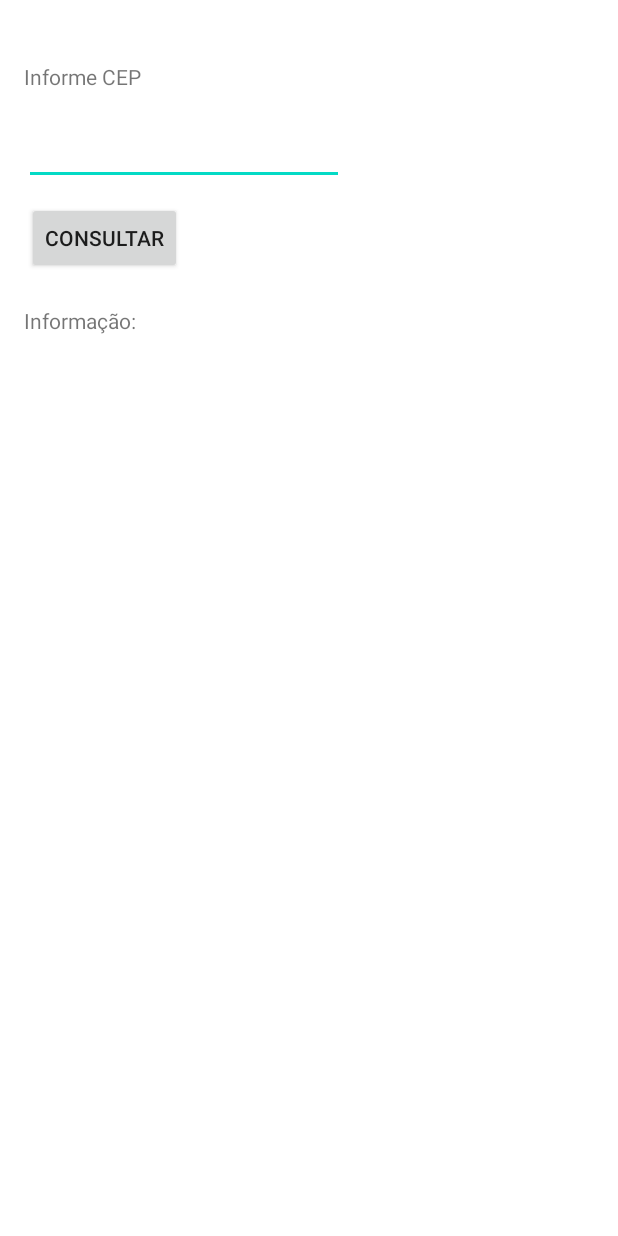
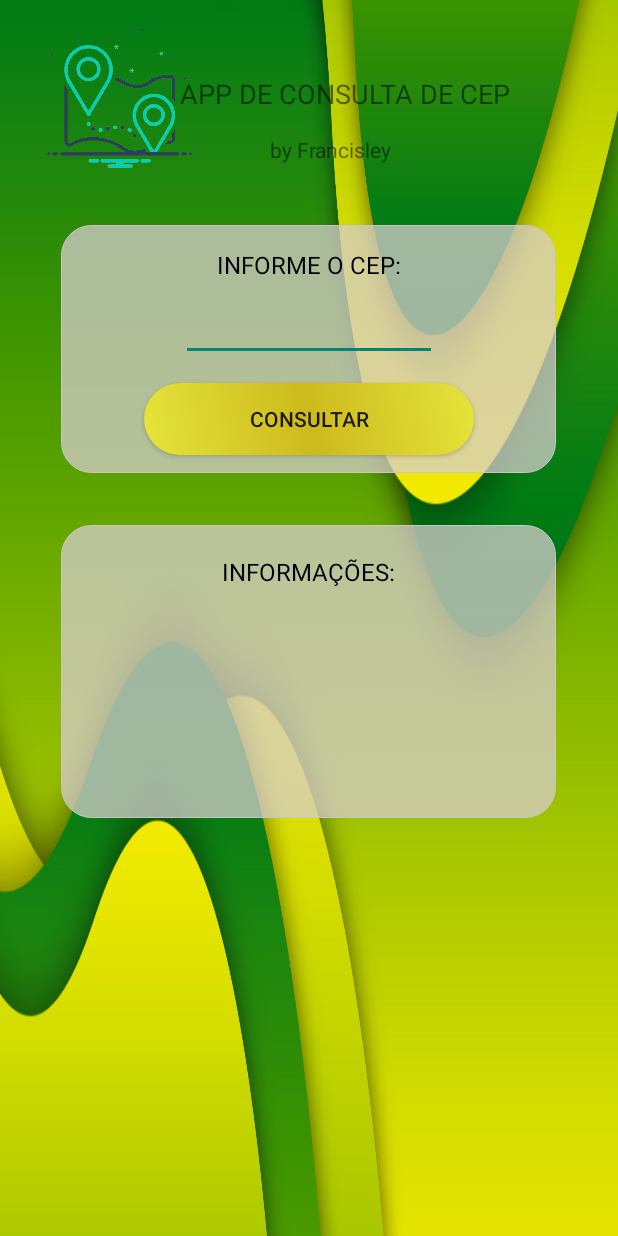
Before and after one commit to francisfs/AndroidStudioProjects_SRV, an Android app: the screen it shows after launch (MainActivity), on a phone screen of 412 x 824 dp. Run offline under Robolectric (Android 15) with nearby library versions, the phone set to English and light mode, and no system bars.

Commit message:
APLICATIVO CEP CONCLUIDO

```diff
--- a/ConsultaCep/app/src/main/java/com/example/consultacep/CEP.java
+++ b/ConsultaCep/app/src/main/java/com/example/consultacep/CEP.java
@@ -5,6 +5,7 @@ public class CEP {
     private String bairro;
     private String localidade;
     private String uf;
+    private String cep;
 
     public String getLogradouro() {
         return logradouro;
@@ -38,13 +39,22 @@ public class CEP {
         this.uf = uf;
     }
 
+    public String getCep() {
+        return cep;
+    }
+
+    public void setCep(String cep) {
+        this.cep = cep;
+    }
+
     @Override
     public String toString(){
         return
         "Logradouro: " + getLogradouro()
         + "\nBairro: " + getBairro()
         + "\nCidade: " + getLocalidade()
-        + "\nEstado: " + getUf();
+        + "\nEstado: " + getUf()
+        + "\nCEP: " + getCep();
 
     }
 
--- a/ConsultaCep/app/src/main/java/com/example/consultacep/ConsumirJSON.java
+++ b/ConsultaCep/app/src/main/java/com/example/consultacep/ConsumirJSON.java
@@ -31,7 +31,7 @@ public class ConsumirJSON extends AsyncTask<Void, Void, CEP> {
             connection.connect();
             Scanner scanner = new Scanner(url.openStream());
             while (scanner.hasNext()) {
-                resposta.append(scanner.next());
+                resposta.append(scanner.nextLine());
             }
         } catch (MalformedURLException e) {
             e.printStackTrace();
--- a/ConsultaCep/app/src/main/java/com/example/consultacep/MainActivity.java
+++ b/ConsultaCep/app/src/main/java/com/example/consultacep/MainActivity.java
@@ -2,8 +2,10 @@ package com.example.consultacep;
 
 
 import android.app.Activity;
+import android.content.Context;
 import android.os.Bundle;
 import android.view.View;
+import android.view.inputmethod.InputMethodManager;
 import android.widget.Button;
 import android.widget.EditText;
 import android.widget.TextView;
@@ -18,6 +20,8 @@ public class MainActivity extends Activity {
         final EditText cep = findViewById(R.id.edtCEP);
         final TextView resultado = findViewById(R.id.txtResultado);
 
+
+
         btnConsultarProg.setOnClickListener(new View.OnClickListener() {
 
             @Override
@@ -27,12 +31,22 @@ public class MainActivity extends Activity {
                     ConsumirJSON cj = new ConsumirJSON(cep.getText().toString());
                     retorno = cj.execute().get();
                     resultado.setText(retorno.toString());
+                    fecharteclado();
+
                 } catch (InterruptedException e) {
                     e.printStackTrace();
                 } catch (ExecutionException e) {
                     e.printStackTrace();
                 }
+
             }
         });
     }
+    public void fecharteclado() {
+        View view = this.getCurrentFocus();
+        if (view != null) {
+            InputMethodManager imm = (InputMethodManager)getSystemService(Context.INPUT_METHOD_SERVICE);
+            imm.hideSoftInputFromWindow(view.getWindowToken(),0);
+        }
+    }
 }
--- /dev/null
+++ b/ConsultaCep/app/src/main/res/drawable/arred_button.xml
@@ -0,0 +1,14 @@
+<?xml version="1.0" encoding="utf-8"?>
+<shape xmlns:android="http://schemas.android.com/apk/res/android">
+    <gradient
+        android:angle="45"
+        android:startColor="#E5E53B"
+        android:centerColor="#CDBA1C"
+        android:endColor="#E5E53B">
+         </gradient>
+    <corners
+               android:radius="50dp"
+    />
+
+
+</shape>
--- /dev/null
+++ b/ConsultaCep/app/src/main/res/drawable/conteudo_bg.xml
@@ -0,0 +1,19 @@
+<?xml version="1.0" encoding="utf-8"?>
+<shape xmlns:android="http://schemas.android.com/apk/res/android">
+
+ <solid android:color="#BED7CECE">
+
+ </solid>
+
+
+    <corners
+        android:radius="20dp">
+
+    </corners>
+
+    <stroke
+        android:color="#c6c6c6"
+        android:width="0.5dp">
+
+    </stroke>
+</shape>
--- a/ConsultaCep/app/src/main/res/layout/activity_main.xml
+++ b/ConsultaCep/app/src/main/res/layout/activity_main.xml
@@ -1,59 +1,106 @@
 <?xml version="1.0" encoding="utf-8"?>
-<androidx.constraintlayout.widget.ConstraintLayout xmlns:android="http://schemas.android.com/apk/res/android"
-    xmlns:app="http://schemas.android.com/apk/res-auto"
-    xmlns:tools="http://schemas.android.com/tools"
+<RelativeLayout xmlns:android="http://schemas.android.com/apk/res/android"
     android:layout_width="match_parent"
     android:layout_height="match_parent"
-    tools:context=".MainActivity">
+    android:background="@drawable/amrvrd">
+
+    <ImageView
+        android:layout_width="100dp"
+        android:layout_height="100dp"
+        android:id="@+id/img1"
+        android:layout_marginLeft="30dp"
+        android:layout_marginTop="15dp"
+        android:src="@drawable/localisf">
+
+    </ImageView>
 
     <TextView
         android:id="@+id/txtTitulo"
         android:layout_width="wrap_content"
         android:layout_height="wrap_content"
-        android:layout_marginStart="16dp"
-        android:layout_marginTop="41dp"
-        android:text="Informe CEP"
-        app:layout_constraintStart_toStartOf="parent"
-        app:layout_constraintTop_toTopOf="parent" />
+        android:layout_marginLeft="120dp"
+        android:layout_marginTop="50dp"
+        android:textSize="18dp"
+        android:text="APP DE CONSULTA DE CEP"
+        android:textAlignment="center">
+    </TextView>
+
+    <TextView
+        android:id="@+id/desenvolvedor"
+        android:layout_width="wrap_content"
+        android:layout_height="wrap_content"
+        android:layout_marginLeft="180dp"
+        android:layout_marginTop="90dp"
+        android:text="by Francisley"
+        >
+    </TextView>
+
+    <ImageView
+        android:id="@+id/bg1"
+        android:layout_width="330dp"
+        android:layout_height="165dp"
+        android:layout_centerHorizontal="true"
+        android:layout_marginTop="150dp"
+        android:src="@drawable/conteudo_bg"
+
+        />
+
+    <TextView
+        android:id="@+id/txtinfo"
+        android:layout_width="wrap_content"
+        android:layout_height="wrap_content"
+        android:layout_centerHorizontal="true"
+        android:layout_marginTop="165dp"
+        android:text="INFORME O CEP:"
+        android:textColor="@color/black"
+        android:textSize="16sp" />
 
     <EditText
         android:id="@+id/edtCEP"
         android:layout_width="wrap_content"
         android:layout_height="wrap_content"
-        android:layout_marginStart="16dp"
-        android:layout_marginTop="17dp"
-        android:ems="10"
-        android:inputType="textPostalAddress"
-        app:layout_constraintStart_toStartOf="parent"
-        app:layout_constraintTop_toBottomOf="@+id/txtTitulo" />
+        android:layout_centerHorizontal="true"
+        android:layout_marginTop="195dp"
+        android:ems="8"
+        android:inputType="number|textPostalAddress"
+        android:textAlignment="center" />
+
+    <Button
+        android:id="@+id/btnConsultar"
+        android:layout_width="220dp"
+        android:layout_height="wrap_content"
+        android:layout_centerHorizontal="true"
+        android:layout_marginTop="255dp"
+        android:text="CONSULTAR"
+        android:background="@drawable/arred_button"
+        />
+
+
+    <ImageView
+        android:id="@+id/bg2"
+        android:layout_width="330dp"
+        android:layout_height="195dp"
+        android:layout_centerHorizontal="true"
+        android:layout_marginTop="350dp"
+        android:src="@drawable/conteudo_bg" />
 
     <TextView
         android:id="@+id/txtInformacao"
         android:layout_width="wrap_content"
         android:layout_height="wrap_content"
-        android:layout_marginStart="16dp"
-        android:layout_marginTop="21dp"
-        android:text="Informação:"
-        app:layout_constraintStart_toStartOf="parent"
-        app:layout_constraintTop_toBottomOf="@+id/btnConsultar" />
+        android:layout_centerHorizontal="true"
+        android:layout_marginTop="370dp"
+        android:text="INFORMAÇÕES:"
+        android:textColor="@color/black"
+        android:textSize="16sp" />
 
     <TextView
         android:id="@+id/txtResultado"
         android:layout_width="wrap_content"
         android:layout_height="wrap_content"
-        android:layout_marginStart="18dp"
-        android:layout_marginTop="23dp"
-        app:layout_constraintStart_toStartOf="parent"
-        app:layout_constraintTop_toBottomOf="@+id/txtInformacao" />
+        android:layout_centerHorizontal="true"
+        android:layout_marginTop="410dp"
+        android:textAlignment="center"
+        android:textSize="16sp" />
 
-    <Button
-        android:id="@+id/btnConsultar"
-        android:layout_width="wrap_content"
-        android:layout_height="wrap_content"
-        android:layout_marginStart="18dp"
-        android:layout_marginTop="11dp"
-        android:text="CONSULTAR"
-        app:layout_constraintStart_toStartOf="parent"
-        app:layout_constraintTop_toBottomOf="@+id/edtCEP" />
-
-</androidx.constraintlayout.widget.ConstraintLayout>
+</RelativeLayout>
--- a/ConsultaCep/app/src/main/res/values/themes.xml
+++ b/ConsultaCep/app/src/main/res/values/themes.xml
@@ -1,6 +1,6 @@
 <resources xmlns:tools="http://schemas.android.com/tools">
     <!-- Base application theme. -->
-    <style name="Theme.ConsultaCep" parent="Theme.MaterialComponents.DayNight.DarkActionBar">
+    <style name="Theme.ConsultaCep" parent="Theme.AppCompat.DayNight.DarkActionBar">
         <!-- Primary brand color. -->
         <item name="colorPrimary">@color/purple_500</item>
         <item name="colorPrimaryVariant">@color/purple_700</item>
```
Also changed, not shown: ConsultaCep/app/src/main/res/drawable/amrvrd.jpg (added), ConsultaCep/app/src/main/res/drawable/localisf.png (added).
